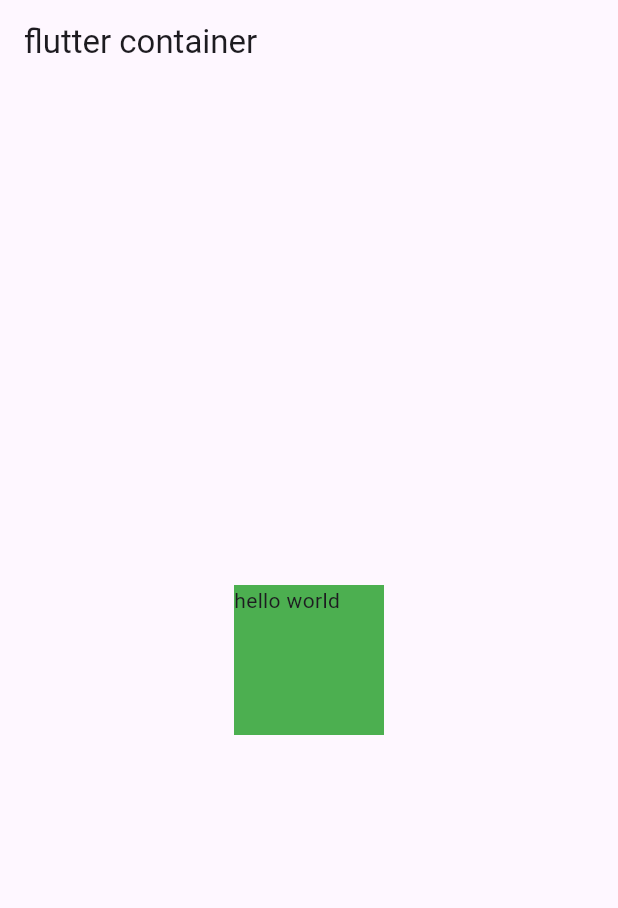
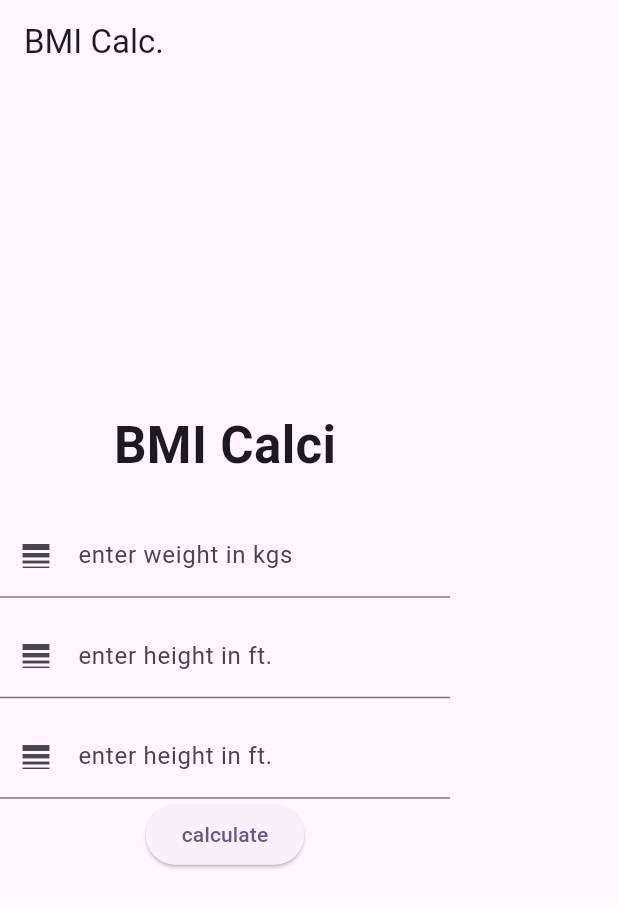
Before and after one commit to sashaghadigaonkar/my_app, a Flutter app: the screen it shows after launch, on a phone screen of 412 x 824 dp. Shown: the top 908 px of the screen. Run offline on Flutter 3.47's test engine with Material 3 defaults, Android fonts, the phone set to English and light mode, and no system bars.

Commit message:
seconf commit

```diff
--- a/lib/main.dart
+++ b/lib/main.dart
@@ -31,20 +31,100 @@ class MyHomePage extends StatefulWidget {
 }
 
 class _MyHomePageState extends State<MyHomePage> {
+
+
+  var wtController = TextEditingController();
+  var ftController = TextEditingController();
+  var inController = TextEditingController();
+
+  var result ="";
+
+
   @override
   Widget build(BuildContext context) {
     return Scaffold(
         appBar: AppBar(
-          // the App.build method, and use it to set our appbar title.
-          title: Text('flutter container'),
+          title: Text('BMI Calc.'),
         ),
-        body: Center(
-          child: Container(
-            width: 100,
-            height: 100,
-            color: Colors.green,
-            child: Text('hello world'),
-          ),
+        body: Container(
+          width: 300,
+          child: Column(
+          mainAxisAlignment: MainAxisAlignment.center,
+          children: [
+
+            Text("BMI Calci", style: TextStyle(fontSize: 34, fontWeight: FontWeight.w600),),
+
+            SizedBox(height: 21,),
+
+            TextField(
+              controller: wtController,
+              decoration: InputDecoration(
+                label:  Text('enter weight in kgs'),
+                prefixIcon: Icon(Icons.line_weight)
+              ),
+              keyboardType: TextInputType.number,
+            ),
+
+            SizedBox(height: 11),
+
+            TextField(
+              controller: ftController,
+              decoration: InputDecoration(
+                label:  Text('enter height in ft.'),
+                prefixIcon: Icon(Icons.line_weight)
+              ),
+              keyboardType: TextInputType.number,
+            ),
+            SizedBox(height: 11),
+
+
+            TextField(
+              controller: inController,
+              decoration: InputDecoration(
+                label:  Text('enter height in ft.'),
+                prefixIcon: Icon(Icons.line_weight)
+              ),
+              keyboardType: TextInputType.number,
+            ),
+
+            ElevatedButton(onPressed:(){
+              var wt = wtController.text.toString();
+              var ft = ftController.text.toString();
+              var inch = inController.text.toString();
+
+              if(wt!= "" && ft!= "" && inch!= ""){
+
+
+                var iWt = int.parse(wt);
+                var iFt = int.parse(ft);
+                var iInch = int.parse(inch);
+
+                var tInch = (iFt*12) + iInch;
+                var tCm = tInch*2.54;
+                var tM = tCm/100;
+
+                var bmi = iWt/(tM*tM);
+
+                setState(() {
+                  result = "your bmi is : ${bmi.toStringAsFixed(2)}";
+                });
+
+
+
+              } else {
+                setState((){
+                  result = "fill everything";
+                });
+
+              }
+            }, child: Text('calculate')),
+
+            Text(result, style: TextStyle(
+              fontSize: 19
+            ),)
+
+
+        ],)
         ));
   }
 }
```
